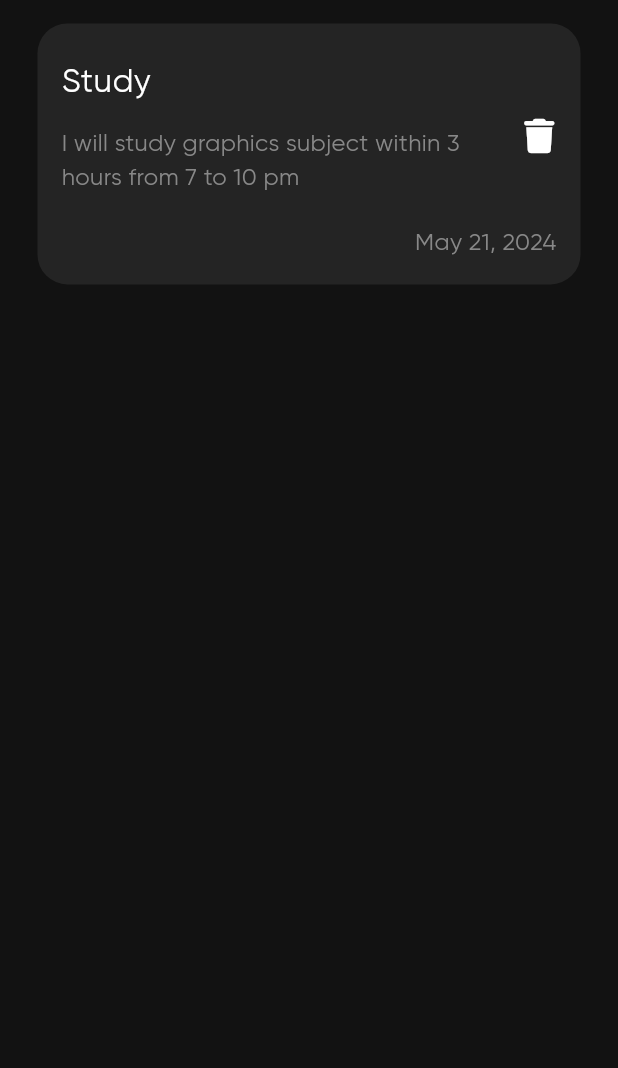
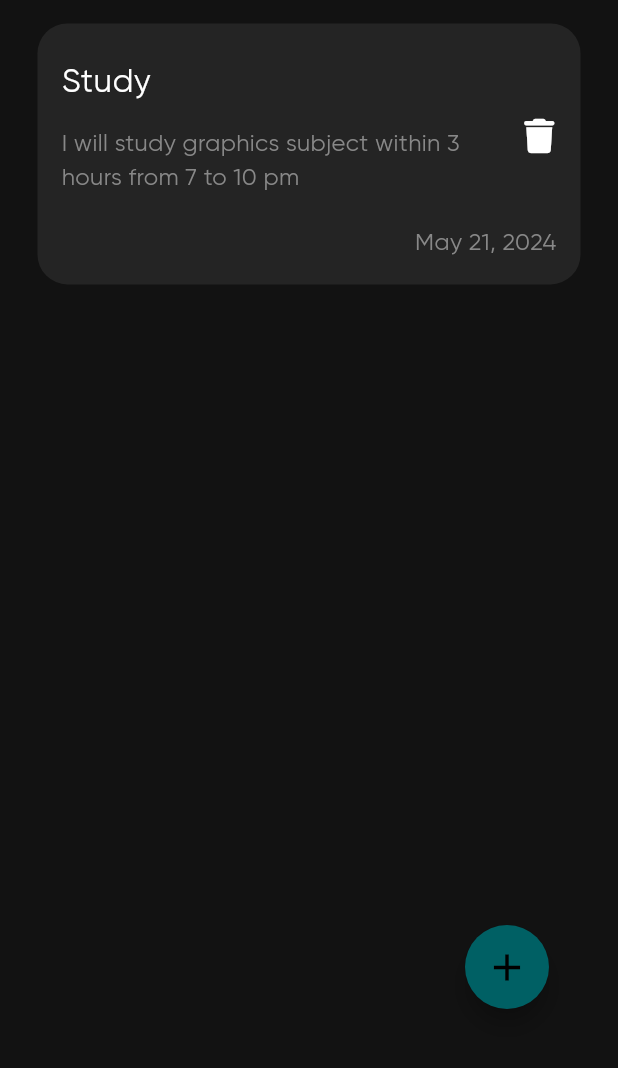
Before and after one commit to amirrrra/Notes-App, a Flutter app: the screen it shows after launch, on a phone screen of 412 x 824 dp, the part 158-1226 px from its top. Run offline on Flutter 3.47's test engine with Material 3 defaults, Android fonts, the phone set to English and light mode, and no system bars; our stand-ins replace font_awesome_flutter.

Commit message:
Build floating action button

```diff
--- a/lib/constants.dart
+++ b/lib/constants.dart
@@ -4,3 +4,4 @@ const grey24 = Color(0xff242424);
 const black = Color(0xff000000);
 const white = Color(0xffffffff);
 const grey8 = Color(0xff888888);
+const cyan = Color(0xff006064);
--- a/lib/views/home_view.dart
+++ b/lib/views/home_view.dart
@@ -1,4 +1,5 @@
 import 'package:flutter/material.dart';
+import 'package:notes_app/widgets/floating_button_widget.dart';
 import 'package:notes_app/widgets/note_widget.dart';
 import 'package:notes_app/widgets/search_widget.dart';
 
@@ -7,8 +8,8 @@ class HomeView extends StatelessWidget {
 
   @override
   Widget build(BuildContext context) {
-    return const Scaffold(
-      body: Padding(
+    return  const Scaffold(
+      body:  Padding(
         padding: EdgeInsets.symmetric(
           horizontal: 25,
         ),
@@ -22,6 +23,7 @@ class HomeView extends StatelessWidget {
           ],
         ),
       ),
+      floatingActionButton: FloatingButtonWidget(),
     );
   }
 }
--- /dev/null
+++ b/lib/widgets/floating_button_widget.dart
@@ -0,0 +1,34 @@
+import 'package:flutter/material.dart';
+import 'package:notes_app/constants.dart';
+import 'package:notes_app/widgets/add_note_widget.dart';
+
+class FloatingButtonWidget extends StatelessWidget {
+  const FloatingButtonWidget({
+    super.key,
+  });
+
+  @override
+  Widget build(BuildContext context) {
+    return Padding(
+      padding: const EdgeInsets.all(30),
+      child: FloatingActionButton(
+        backgroundColor: cyan,
+        onPressed: () {
+          showModalBottomSheet(
+            isScrollControlled: true,
+            backgroundColor: grey24,
+            context: context,
+            builder: (context) {
+              return const AddNoteWidget();
+            },
+          );
+        },
+        shape: const CircleBorder(),
+        child: const Icon(
+          Icons.add,
+          size: 30,
+        ),
+      ),
+    );
+  }
+}
```
Also changed, not shown: lib/widgets/add_note_widget.dart (added, +13 -0 lines).
